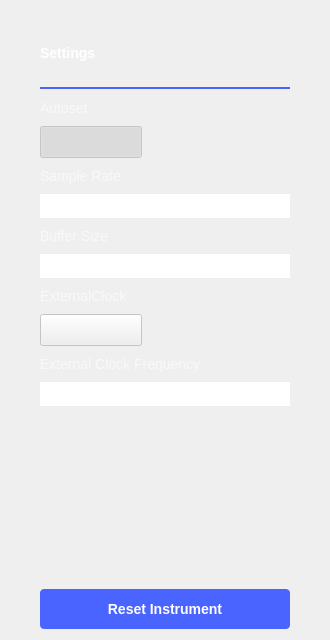
The window that ui/pg_settings.ui (analogdevicesinc/scopy) describes before a commit, drawn with Qt 5.
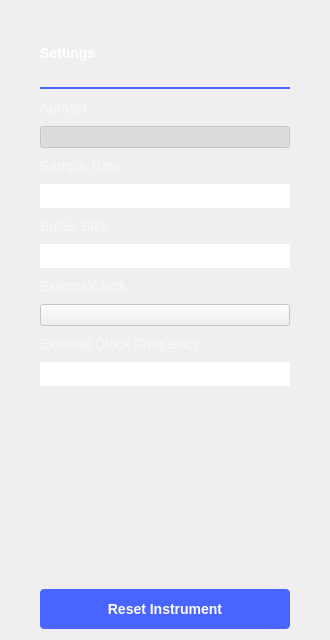
The same window after the commit. Icons and pictures are not drawn. Custom widgets are drawn as their Qt base class.

Commit message: PatternGenerator - fix button style in PGSettings

What changed in the file:
```diff
--- a/ui/pg_settings.ui
+++ b/ui/pg_settings.ui
@@ -280,29 +280,6 @@
        <property name="enabled">
         <bool>false</bool>
        </property>
-       <property name="styleSheet">
-        <string notr="true">QPushButton {
-  min-height: 30px;
-  max-height: 30px;
-  min-width: 100px;
-  max-width: 100px;
-}
-
-QPushButton:checked {
-  border-image: url(:/icons/switch_on.png);
-}
-QPushButton:!checked {
-  border-image: url(:/icons/switch_off.png);
-}
-
-QPushButton:checked:disabled {
-  border-image: url(:/icons/switch_on_disabled.png);
-}
-QPushButton:!checked:disabled {
-  border-image: url(:/icons/switch_off_disabled.png);
-}
-</string>
-       </property>
        <property name="text">
         <string/>
        </property>
@@ -354,29 +331,6 @@
        <property name="enabled">
         <bool>false</bool>
        </property>
-       <property name="styleSheet">
-        <string notr="true">QPushButton {
-  min-height: 30px;
-  max-height: 30px;
-  min-width: 100px;
-  max-width: 100px;
-}
-
-QPushButton:checked {
-  border-image: url(:/icons/switch_on.png);
-}
-QPushButton:!checked {
-  border-image: url(:/icons/switch_off.png);
-}
-
-QPushButton:checked:disabled {
-  border-image: url(:/icons/switch_on_disabled.png);
-}
-QPushButton:!checked:disabled {
-  border-image: url(:/icons/switch_off_disabled.png);
-}
-</string>
-       </property>
        <property name="text">
         <string/>
        </property>
@@ -430,6 +384,13 @@
    </item>
   </layout>
  </widget>
+ <customwidgets>
+  <customwidget>
+   <class>adiscope::CustomSwitch</class>
+   <extends>QPushButton</extends>
+   <header>customSwitch.hpp</header>
+  </customwidget>
+ </customwidgets>
  <resources/>
  <connections/>
 </ui>
```
Left out of the diff: 4 changed lines with no effect on the pictures.
